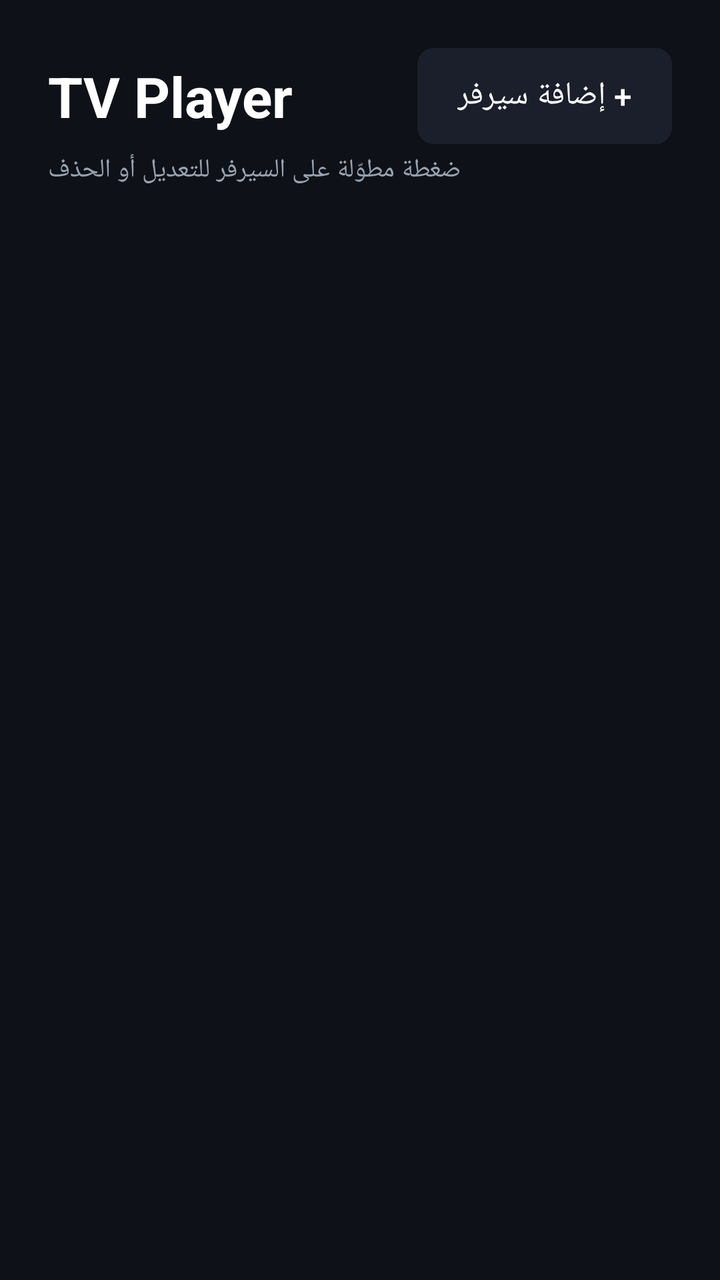
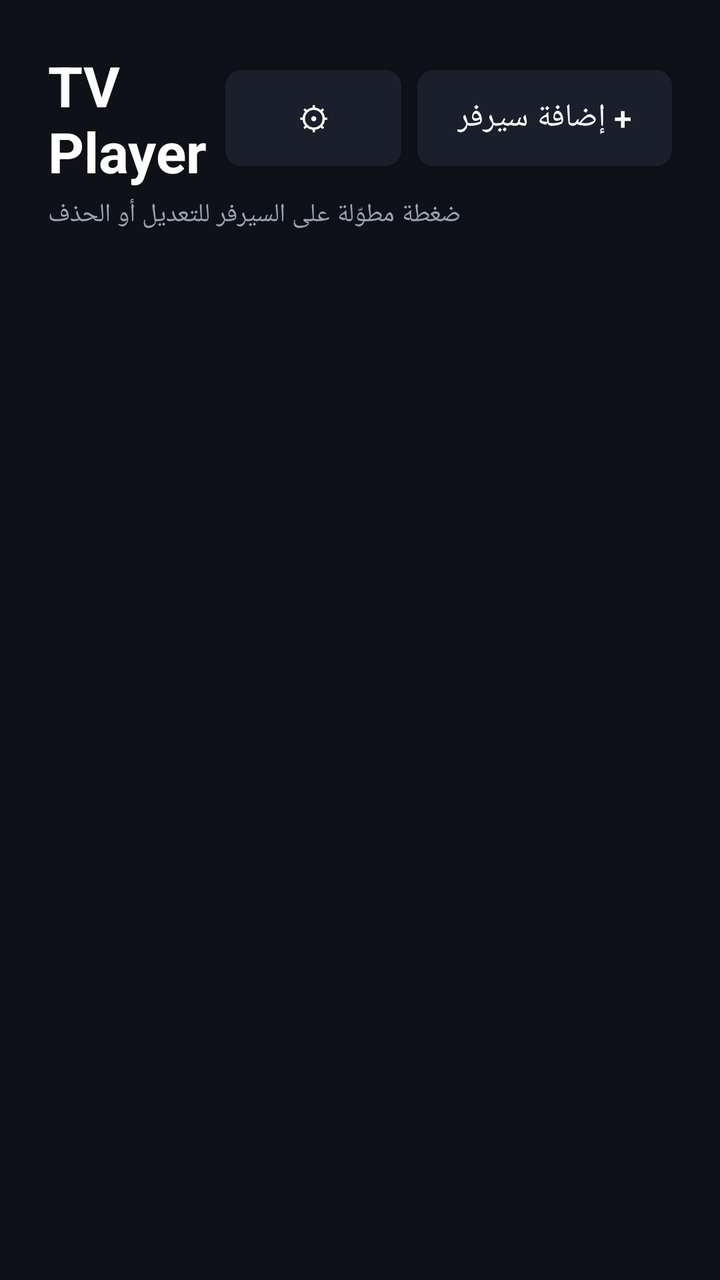

An Android layout rendered at two revisions. The XML below is the earlier revision; the diff shows what the commit changed to produce the second picture.
<!-- AndroidManifest.xml: application theme AppTheme -->
<!-- res/layout/activity_main.xml -->
<?xml version="1.0" encoding="utf-8"?>
<LinearLayout xmlns:android="http://schemas.android.com/apk/res/android"
    android:layout_width="match_parent"
    android:layout_height="match_parent"
    android:orientation="vertical"
    android:padding="24dp">

    <LinearLayout
        android:layout_width="match_parent"
        android:layout_height="wrap_content"
        android:gravity="center_vertical"
        android:orientation="horizontal">

        <TextView
            android:layout_width="0dp"
            android:layout_height="wrap_content"
            android:layout_weight="1"
            android:text="@string/app_name"
            android:textColor="@color/text"
            android:textSize="28sp"
            android:textStyle="bold" />

        <Button
            android:id="@+id/btnAdd"
            style="@style/TvButton"
            android:layout_width="wrap_content"
            android:layout_height="wrap_content"
            android:text="@string/add_server" />
    </LinearLayout>

    <TextView
        android:layout_width="wrap_content"
        android:layout_height="wrap_content"
        android:layout_marginTop="4dp"
        android:text="@string/hint_long_press"
        android:textColor="@color/text_dim"
        android:textSize="13sp" />

    <FrameLayout
        android:layout_width="match_parent"
        android:layout_height="0dp"
        android:layout_marginTop="16dp"
        android:layout_weight="1">

        <androidx.recyclerview.widget.RecyclerView
            android:id="@+id/list"
            android:layout_width="match_parent"
            android:layout_height="match_parent"
            android:clipToPadding="false" />

        <TextView
            android:id="@+id/empty"
            android:layout_width="wrap_content"
            android:layout_height="wrap_content"
            android:layout_gravity="center"
            android:gravity="center"
            android:lineSpacingExtra="6dp"
            android:text="@string/no_servers"
            android:textColor="@color/text_dim"
            android:textSize="16sp"
            android:visibility="gone" />
    </FrameLayout>
</LinearLayout>
<!-- resources referenced by this layout -->
<resources>
  <color name="text">#FFFFFF</color>
  <color name="text_dim">#9AA4B2</color>
  <string name="add_server">+ إضافة سيرفر</string>
  <string name="app_name">TV Player</string>
  <string name="hint_long_press">ضغطة مطوّلة على السيرفر للتعديل أو الحذف</string>
  <string name="no_servers">ما في سيرفرات لسا.\nاضغط \"إضافة سيرفر\" وحط بيانات Xtream أو رابط M3U أو رابط بث مباشر.</string>
  <style name="TvButton" parent="Widget.AppCompat.Button">
          <item name="android:background">@drawable/bg_focus</item>
          <item name="android:textColor">@color/text</item>
          <item name="android:textSize">16sp</item>
          <item name="android:paddingStart">20dp</item>
          <item name="android:paddingEnd">20dp</item>
          <item name="android:minHeight">48dp</item>
          <item name="android:textAllCaps">false</item>
          <item name="android:focusable">true</item>
      </style>
  <style name="AppTheme" parent="Theme.AppCompat.NoActionBar">
          <item name="colorPrimary">@color/accent</item>
          <item name="colorPrimaryDark">@color/bg</item>
          <item name="colorAccent">@color/accent</item>
          <item name="android:windowBackground">@color/bg</item>
          <item name="android:textColorPrimary">@color/text</item>
          <item name="android:textColorSecondary">@color/text_dim</item>
          <item name="android:statusBarColor">@color/bg</item>
          <item name="android:navigationBarColor">@color/bg</item>
      </style>
  <!-- drawable bg_focus (drawable) -->
  <?xml version="1.0" encoding="utf-8"?>
  <selector xmlns:android="http://schemas.android.com/apk/res/android">
      <item android:state_focused="true">
          <shape><solid android:color="@color/accent" /><corners android:radius="8dp" /></shape>
      </item>
      <item android:state_pressed="true">
          <shape><solid android:color="@color/accent" /><corners android:radius="8dp" /></shape>
      </item>
      <item android:state_activated="true">
          <shape><solid android:color="@color/accent_dim" /><corners android:radius="8dp" /></shape>
      </item>
      <item>
          <shape><solid android:color="@color/surface" /><corners android:radius="8dp" /></shape>
      </item>
  </selector>
  <color name="accent">#2E7DFF</color>
  <color name="bg">#0E1117</color>
  <color name="accent_dim">#1E3A66</color>
  <color name="surface">#1A1F2B</color>
</resources>

<!-- the commit's change to res/layout/activity_main.xml (unified diff, before → after) -->
@@ -19,6 +19,14 @@
             android:textColor="@color/text"
             android:textSize="28sp"
             android:textStyle="bold" />
+
+        <Button
+            android:id="@+id/btnSettings"
+            style="@style/TvButton"
+            android:layout_width="wrap_content"
+            android:layout_height="wrap_content"
+            android:layout_marginEnd="8dp"
+            android:text="⚙" />
 
         <Button
             android:id="@+id/btnAdd"
